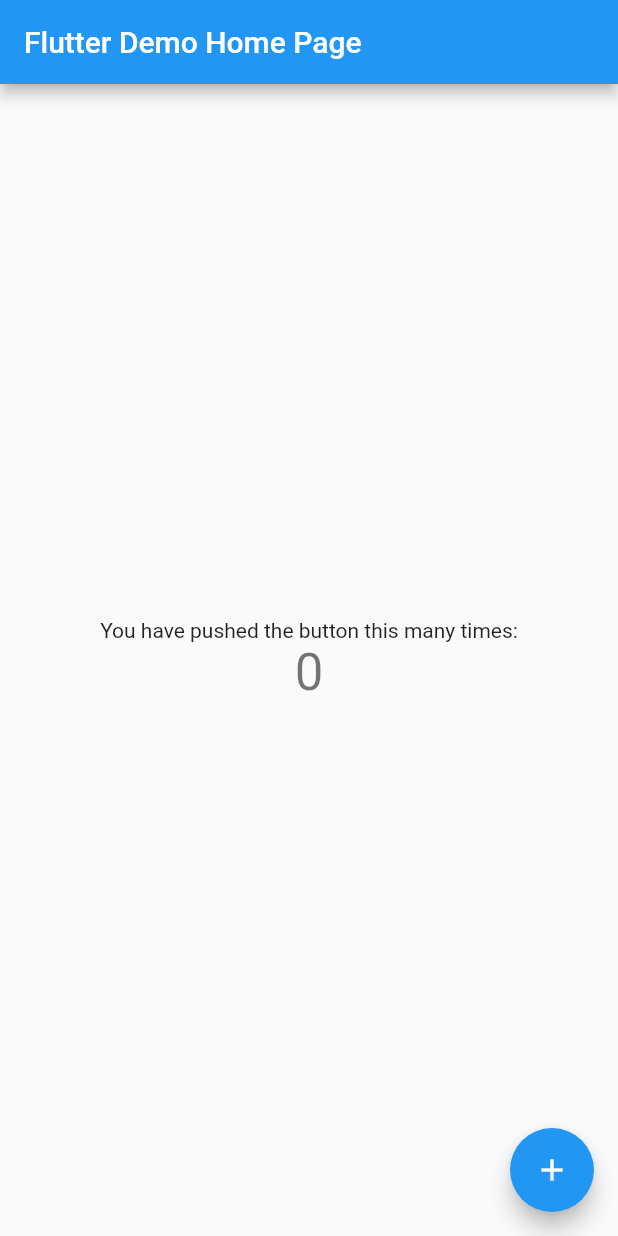
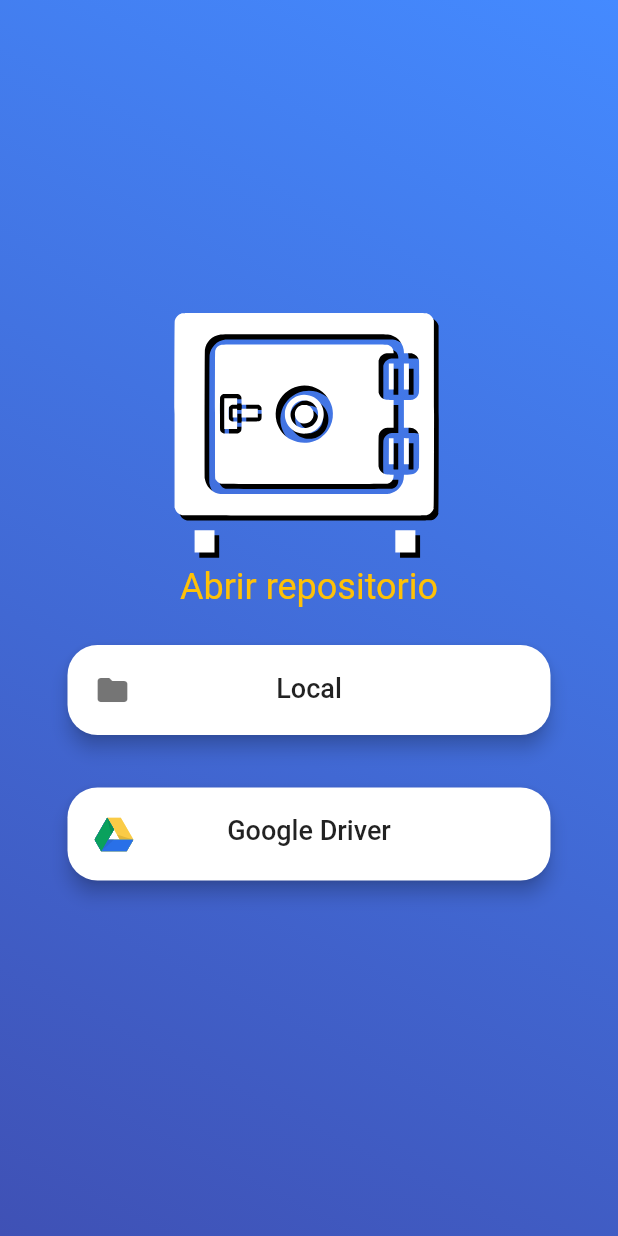
Before and after one commit to JulioMCDias/Cofre-de-Senha, a Flutter app: the screen it shows after launch, on a phone screen of 412 x 824 dp. Run offline on Flutter 3.47's test engine with Material 2 defaults, Android fonts, the phone set to English and light mode, and no system bars; our stand-ins replace flutter_svg.

Commit message:
added splash screen

```diff
--- a/lib/main.dart
+++ b/lib/main.dart
@@ -1,3 +1,5 @@
+
+import 'package:cofresenha/ui/screens/splash_screen.dart';
 import 'package:flutter/material.dart';
 
 void main() {
@@ -5,113 +7,19 @@ void main() {
 }
 
 class MyApp extends StatelessWidget {
-  // This widget is the root of your application.
   @override
   Widget build(BuildContext context) {
     return MaterialApp(
-      title: 'Flutter Demo',
+      debugShowCheckedModeBanner: false,
+      title: 'Cofre de senhas',
       theme: ThemeData(
-        // This is the theme of your application.
-        //
-        // Try running your application with "flutter run". You'll see the
-        // application has a blue toolbar. Then, without quitting the app, try
-        // changing the primarySwatch below to Colors.green and then invoke
-        // "hot reload" (press "r" in the console where you ran "flutter run",
-        // or simply save your changes to "hot reload" in a Flutter IDE).
-        // Notice that the counter didn't reset back to zero; the application
-        // is not restarted.
         primarySwatch: Colors.blue,
         // This makes the visual density adapt to the platform that you run
         // the app on. For desktop platforms, the controls will be smaller and
         // closer together (more dense) than on mobile platforms.
         visualDensity: VisualDensity.adaptivePlatformDensity,
       ),
-      home: MyHomePage(title: 'Flutter Demo Home Page'),
+      home: SplashScreen(),
     );
   }
 }
-
-class MyHomePage extends StatefulWidget {
-  MyHomePage({Key key, this.title}) : super(key: key);
-
-  // This widget is the home page of your application. It is stateful, meaning
-  // that it has a State object (defined below) that contains fields that affect
-  // how it looks.
-
-  // This class is the configuration for the state. It holds the values (in this
-  // case the title) provided by the parent (in this case the App widget) and
-  // used by the build method of the State. Fields in a Widget subclass are
-  // always marked "final".
-
-  final String title;
-
-  @override
-  _MyHomePageState createState() => _MyHomePageState();
-}
-
-class _MyHomePageState extends State<MyHomePage> {
-  int _counter = 0;
-
-  void _incrementCounter() {
-    setState(() {
-      // This call to setState tells the Flutter framework that something has
-      // changed in this State, which causes it to rerun the build method below
-      // so that the display can reflect the updated values. If we changed
-      // _counter without calling setState(), then the build method would not be
-      // called again, and so nothing would appear to happen.
-      _counter++;
-    });
-  }
-
-  @override
-  Widget build(BuildContext context) {
-    // This method is rerun every time setState is called, for instance as done
-    // by the _incrementCounter method above.
-    //
-    // The Flutter framework has been optimized to make rerunning build methods
-    // fast, so that you can just rebuild anything that needs updating rather
-    // than having to individually change instances of widgets.
-    return Scaffold(
-      appBar: AppBar(
-        // Here we take the value from the MyHomePage object that was created by
-        // the App.build method, and use it to set our appbar title.
-        title: Text(widget.title),
-      ),
-      body: Center(
-        // Center is a layout widget. It takes a single child and positions it
-        // in the middle of the parent.
-        child: Column(
-          // Column is also a layout widget. It takes a list of children and
-          // arranges them vertically. By default, it sizes itself to fit its
-          // children horizontally, and tries to be as tall as its parent.
-          //
-          // Invoke "debug painting" (press "p" in the console, choose the
-          // "Toggle Debug Paint" action from the Flutter Inspector in Android
-          // Studio, or the "Toggle Debug Paint" command in Visual Studio Code)
-          // to see the wireframe for each widget.
-          //
-          // Column has various properties to control how it sizes itself and
-          // how it positions its children. Here we use mainAxisAlignment to
-          // center the children vertically; the main axis here is the vertical
-          // axis because Columns are vertical (the cross axis would be
-          // horizontal).
-          mainAxisAlignment: MainAxisAlignment.center,
-          children: <Widget>[
-            Text(
-              'You have pushed the button this many times:',
-            ),
-            Text(
-              '$_counter',
-              style: Theme.of(context).textTheme.headline4,
-            ),
-          ],
-        ),
-      ),
-      floatingActionButton: FloatingActionButton(
-        onPressed: _incrementCounter,
-        tooltip: 'Increment',
-        child: Icon(Icons.add),
-      ), // This trailing comma makes auto-formatting nicer for build methods.
-    );
-  }
-}
--- /dev/null
+++ b/lib/ui/screens/splash_screen.dart
@@ -0,0 +1,144 @@
+import 'package:cofresenha/ui/widget/background_decoration.dart';
+import 'package:flutter/cupertino.dart';
+import 'package:flutter/material.dart';
+import 'package:flutter_svg/flutter_svg.dart';
+
+class SplashScreen extends StatefulWidget {
+  @override
+  _SplashScreenState createState() => _SplashScreenState();
+}
+
+class _SplashScreenState extends State<SplashScreen> {
+  bool _deslocament = false;
+  double _opacityLevel = 0;
+
+  @override
+  void initState() {
+    super.initState();
+
+    Future.delayed(Duration(seconds: 1))
+        .then((value) => setState(() => _deslocament = true));
+
+    Future.delayed(Duration(seconds: 2))
+        .then((value) => setState(() => _opacityLevel = 1));
+  }
+
+  @override
+  Widget build(BuildContext context) {
+    return Scaffold(
+      body: Container(
+        decoration: BackgroundDecoration(),
+        height: double.infinity,
+        child: Container(
+          child: Center(
+            child: Stack(
+              overflow: Overflow.clip,
+              alignment: AlignmentDirectional.center,
+              children: [
+                AnimatedPositioned(
+                  duration: Duration(seconds: 1),
+                  top: _deslocament ? 10: 150,
+                  bottom: _deslocament ? 150: 10,
+                  curve: Curves.fastOutSlowIn,
+                  child: Container(
+                    padding: EdgeInsets.only(left: 80, right: 80, bottom: 100),
+                    child: SvgPicture.asset(
+                      "assets/icons/cofre.svg",
+                      width: 200,
+                    ),
+                  ),
+                ),
+                     AnimatedOpacity(
+                       opacity: _opacityLevel,
+                       duration: Duration(seconds: 1),
+                       child: Container(
+                         padding: EdgeInsets.only(top: 150),
+                         child: Column(
+                            mainAxisAlignment: MainAxisAlignment.center,
+                            children: [
+                              Text(
+                                "Abrir repositorio",
+                                style: TextStyle(
+                                  fontSize: 24,
+                                  color: Colors.amber,
+                                ),
+                              ),
+                              Container(
+                                margin: EdgeInsets.symmetric(
+                                    vertical: 25, horizontal: 45),
+                                width: double.infinity,
+                                child: RaisedButton(
+                                  onPressed: () {},
+                                  elevation: 5,
+                                  padding: EdgeInsets.all(18),
+                                  shape: RoundedRectangleBorder(
+                                      borderRadius: BorderRadius.circular(20)),
+                                  color: Colors.white,
+                                  child: Row(
+                                    children: [
+                                      Expanded(
+                                        child: Stack(
+                                          children: [
+                                            Icon(
+                                              Icons.folder,
+                                              color: Colors.black54,
+                                            ),
+                                            Center(
+                                              child: Text(
+                                                "Local",
+                                                style: TextStyle(fontSize: 18),
+                                              ),
+                                            ),
+                                          ],
+                                        ),
+                                      ),
+                                    ],
+                                  ),
+                                ),
+                              ),
+                              Container(
+                                margin: EdgeInsets.symmetric(
+                                    vertical: 10, horizontal: 45),
+                                width: double.infinity,
+                                child: RaisedButton(
+                                  onPressed: () {},
+                                  elevation: 5,
+                                  padding: EdgeInsets.all(18),
+                                  shape: RoundedRectangleBorder(
+                                      borderRadius: BorderRadius.circular(20)),
+                                  color: Colors.white,
+                                  child: Row(
+                                    children: [
+                                      Expanded(
+                                        child: Stack(
+                                          children: [
+                                            SvgPicture.asset(
+                                              "assets/icons/Logo_of_Google_Drive.svg",
+                                              height: 26,
+                                            ),
+                                            Center(
+                                              child: Text(
+                                                "Google Driver",
+                                                style: TextStyle(fontSize: 18),
+                                                textAlign: TextAlign.center,
+                                              ),
+                                            ),
+                                          ],
+                                        ),
+                                      )
+                                    ],
+                                  ),
+                                ),
+                              )
+                            ],
+                          ),
+                       ),
+                ),
+              ],
+            ),
+          ),
+        ),
+      ),
+    );
+  }
+}
--- /dev/null
+++ b/lib/ui/widget/background_decoration.dart
@@ -0,0 +1,15 @@
+import 'package:flutter/material.dart';
+
+class BackgroundDecoration extends BoxDecoration {
+
+  BackgroundDecoration() : super (
+    gradient: LinearGradient(
+      begin: Alignment.topRight,
+      end: Alignment.bottomLeft,
+      colors: [
+        Colors.blueAccent,
+        Colors.indigo
+      ]
+    )
+  );
+}
--- a/pubspec.yaml
+++ b/pubspec.yaml
@@ -28,6 +28,7 @@ dependencies:
   # The following adds the Cupertino Icons font to your application.
   # Use with the CupertinoIcons class for iOS style icons.
   cupertino_icons: ^0.1.3
+  flutter_svg: ^0.17.4
 
 dev_dependencies:
   flutter_test:
@@ -48,6 +49,9 @@ flutter:
   # assets:
   #   - images/a_dot_burr.jpeg
   #   - images/a_dot_ham.jpeg
+  assets:
+    - assets/icons/
+    - assets/images/
 
   # An image asset can refer to one or more resolution-specific "variants", see
   # https://flutter.dev/assets-and-images/#resolution-aware.
```
Also changed, not shown: assets/icons/Logo_of_Google_Drive.svg (added), assets/icons/cofre.svg (added), lib/ui/screens/add_password_screen.dart (added), lib/ui/screens/password_screen.dart (added), pubspec.lock, 1 other file.
